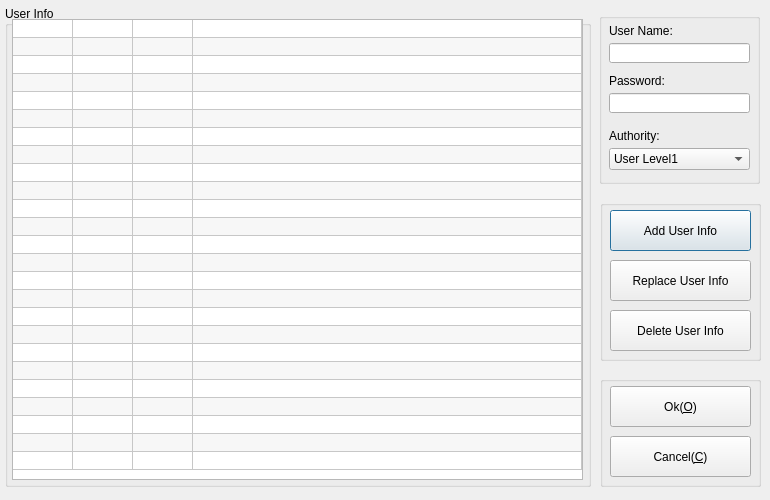
This is src/QCPF_Plugins/QCPF_UserManager/usermanager.ui in Jamie-tong/QCPFrame as Qt 5 draws it before an edit. The edited form follows.
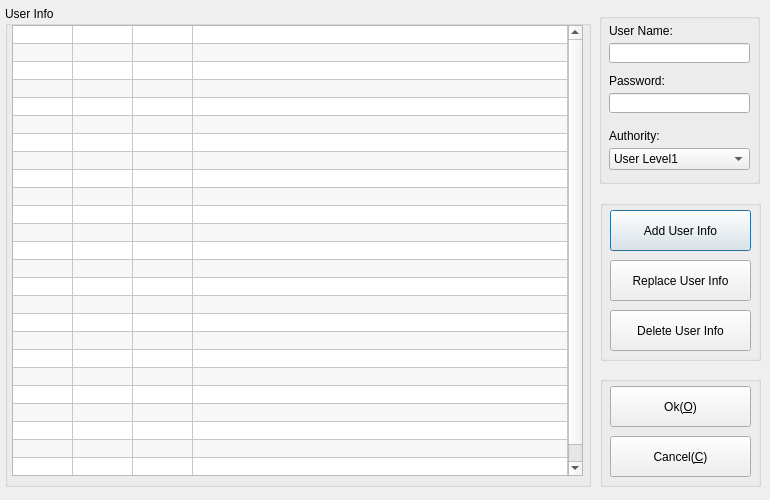
This is the edited form. Icons and pictures are not drawn.

What changed in the file:
```diff
--- a/src/QCPF_Plugins/QCPF_UserManager/usermanager.ui
+++ b/src/QCPF_Plugins/QCPF_UserManager/usermanager.ui
@@ -33,9 +33,9 @@
     <property name="geometry">
      <rect>
       <x>7</x>
-      <y>13</y>
+      <y>19</y>
       <width>571</width>
-      <height>461</height>
+      <height>451</height>
      </rect>
     </property>
     <property name="mouseTracking">
```
